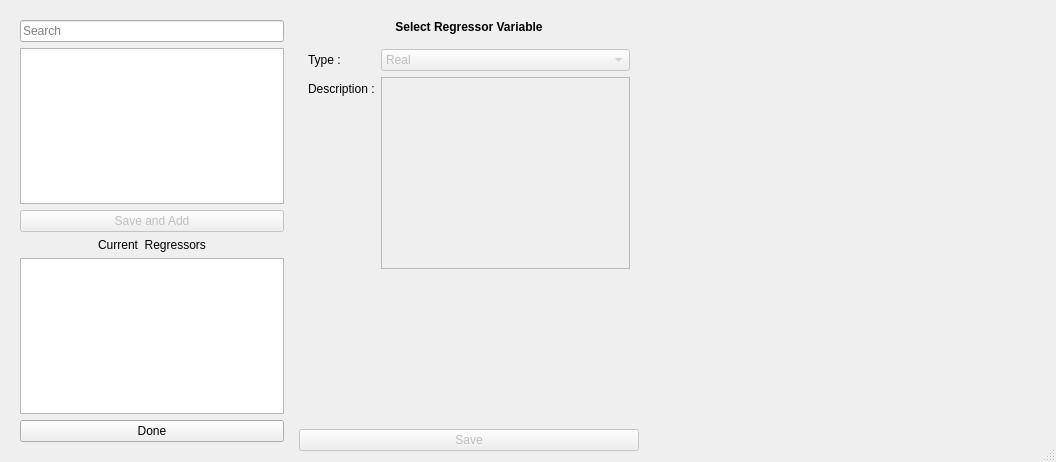
This is braviz/interaction/qt_guis/regressors_select.ui in diego0020/braviz-app as Qt 5 draws it before an edit. The edited form follows.
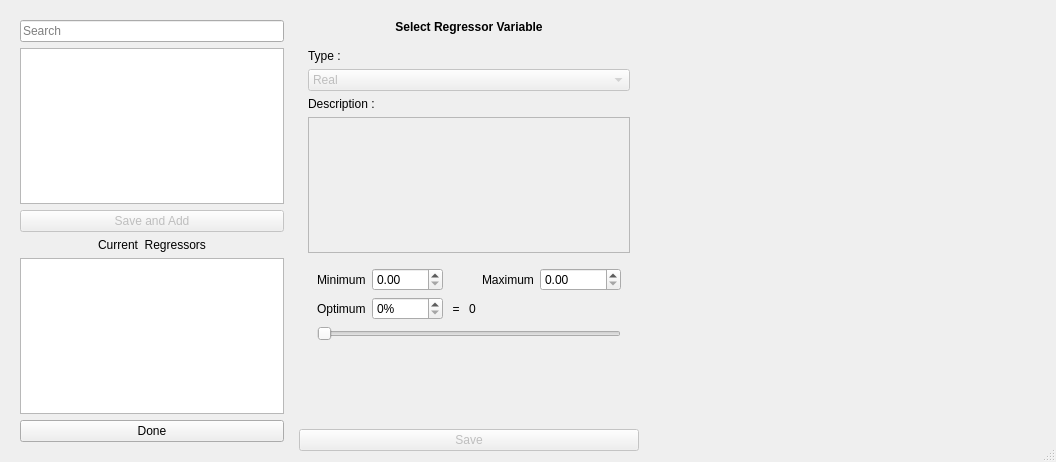
This is the edited form. The open tabs and pages were chosen to show the change.

Commit message:
big refactor of variable select dialogs. Stop recreating layouts and widgets, insetead use a stack widget with one page for rational details and one page for nominal details.
fixes #76

Patch:
```diff
--- a/braviz/interaction/qt_guis/regressors_select.ui
+++ b/braviz/interaction/qt_guis/regressors_select.ui
@@ -170,7 +170,7 @@
      <property name="frameShadow">
       <enum>QFrame::Raised</enum>
      </property>
-     <layout class="QVBoxLayout" name="verticalLayout" stretch="0,0,1,0">
+     <layout class="QVBoxLayout" name="verticalLayout" stretch="0,0,0">
       <property name="leftMargin">
        <number>0</number>
       </property>
@@ -210,8 +210,8 @@
         <property name="frameShadow">
          <enum>QFrame::Raised</enum>
         </property>
-        <layout class="QFormLayout" name="formLayout">
-         <item row="0" column="0">
+        <layout class="QVBoxLayout" name="verticalLayout_3">
+         <item>
           <widget class="QLabel" name="label_2">
            <property name="text">
             <string>Type :</string>
@@ -221,7 +221,7 @@
            </property>
           </widget>
          </item>
-         <item row="0" column="1">
+         <item>
           <widget class="QComboBox" name="var_type_combo">
            <property name="enabled">
             <bool>false</bool>
@@ -238,7 +238,7 @@
            </item>
           </widget>
          </item>
-         <item row="1" column="0">
+         <item>
           <widget class="QLabel" name="label_3">
            <property name="text">
             <string>Description :</string>
@@ -248,43 +248,163 @@
            </property>
           </widget>
          </item>
-         <item row="1" column="1">
+         <item>
           <widget class="QPlainTextEdit" name="var_description">
            <property name="enabled">
             <bool>false</bool>
            </property>
           </widget>
          </item>
+         <item>
+          <widget class="QStackedWidget" name="details_frame">
+           <property name="currentIndex">
+            <number>0</number>
+           </property>
+           <widget class="QWidget" name="nominal_page">
+            <layout class="QHBoxLayout" name="horizontalLayout_3">
+             <item>
+              <widget class="QTableView" name="labels_names_table">
+               <attribute name="horizontalHeaderStretchLastSection">
+                <bool>true</bool>
+               </attribute>
+               <attribute name="verticalHeaderStretchLastSection">
+                <bool>false</bool>
+               </attribute>
+              </widget>
+             </item>
+            </layout>
+           </widget>
+           <widget class="QWidget" name="real_page">
+            <layout class="QGridLayout" name="gridLayout_3">
+             <item row="0" column="0">
+              <widget class="QLabel" name="label_4">
+               <property name="toolTip">
+                <string>Select the expected minimum value for this variable</string>
+               </property>
+               <property name="text">
+                <string>Minimum</string>
+               </property>
+               <property name="buddy">
+                <cstring>minimum_val</cstring>
+               </property>
+              </widget>
+             </item>
+             <item row="0" column="1">
+              <widget class="QDoubleSpinBox" name="minimum_val">
+               <property name="maximum">
+                <double>9999.000000000000000</double>
+               </property>
+              </widget>
+             </item>
+             <item row="0" column="3">
+              <spacer name="horizontalSpacer">
+               <property name="orientation">
+                <enum>Qt::Horizontal</enum>
+               </property>
+               <property name="sizeHint" stdset="0">
+                <size>
+                 <width>40</width>
+                 <height>20</height>
+                </size>
+               </property>
+              </spacer>
+             </item>
+             <item row="0" column="4">
+              <widget class="QLabel" name="label_5">
+               <property name="toolTip">
+                <string>Select the expected maximum value for this variable</string>
+               </property>
+               <property name="text">
+                <string>Maximum</string>
+               </property>
+               <property name="buddy">
+                <cstring>maximum_val</cstring>
+               </property>
+              </widget>
+             </item>
+             <item row="0" column="5">
+              <widget class="QDoubleSpinBox" name="maximum_val">
+               <property name="maximum">
+                <double>9999999.000000000000000</double>
+               </property>
+              </widget>
+             </item>
+             <item row="1" column="0">
+              <widget class="QLabel" name="label_6">
+               <property name="toolTip">
+                <string>Select the optimal value for this value, the value that would be considered &quot;good&quot;</string>
+               </property>
+               <property name="text">
+                <string>Optimum</string>
+               </property>
+              </widget>
+             </item>
+             <item row="1" column="1">
+              <widget class="QSpinBox" name="optimum_val">
+               <property name="suffix">
+                <string>%</string>
+               </property>
+               <property name="maximum">
+                <number>100</number>
+               </property>
+              </widget>
+             </item>
+             <item row="1" column="2">
+              <widget class="QLabel" name="label_7">
+               <property name="text">
+                <string> = </string>
+               </property>
+               <property name="alignment">
+                <set>Qt::AlignRight|Qt::AlignTrailing|Qt::AlignVCenter</set>
+               </property>
+              </widget>
+             </item>
+             <item row="1" column="3">
+              <widget class="QLabel" name="optimum_real_value">
+               <property name="text">
+                <string>0</string>
+               </property>
+              </widget>
+             </item>
+             <item row="2" column="0" colspan="6">
+              <widget class="QSlider" name="horizontalSlider">
+               <property name="locale">
+                <locale language="English" country="UnitedStates"/>
+               </property>
+               <property name="maximum">
+                <number>100</number>
+               </property>
+               <property name="pageStep">
+                <number>10</number>
+               </property>
+               <property name="orientation">
+                <enum>Qt::Horizontal</enum>
+               </property>
+               <property name="tickPosition">
+                <enum>QSlider::NoTicks</enum>
+               </property>
+              </widget>
+             </item>
+             <item row="3" column="0">
+              <spacer name="verticalSpacer_2">
+               <property name="orientation">
+                <enum>Qt::Vertical</enum>
+               </property>
+               <property name="sizeHint" stdset="0">
+                <size>
+                 <width>20</width>
+                 <height>91</height>
+                </size>
+               </property>
+              </spacer>
+             </item>
+            </layout>
+           </widget>
+          </widget>
+         </item>
         </layout>
        </widget>
       </item>
-      <item>
-       <widget class="QFrame" name="details_frame">
-        <property name="minimumSize">
-         <size>
-          <width>0</width>
-          <height>125</height>
-         </size>
-        </property>
-        <property name="frameShape">
-         <enum>QFrame::NoFrame</enum>
-        </property>
-        <property name="frameShadow">
-         <enum>QFrame::Raised</enum>
-        </property>
-        <widget class="QWidget" name="verticalLayoutWidget">
-         <property name="geometry">
-          <rect>
-           <x>30</x>
-           <y>40</y>
-           <width>160</width>
-           <height>80</height>
-          </rect>
-         </property>
-         <layout class="QVBoxLayout" name="details_layout"/>
-        </widget>
-       </widget>
-      </item>
       <item>
        <widget class="QFrame" name="frame_4">
         <property name="frameShape">
```
Left out of the diff: 13 changed lines with no effect on the pictures. The commit also changes 10 other files.
